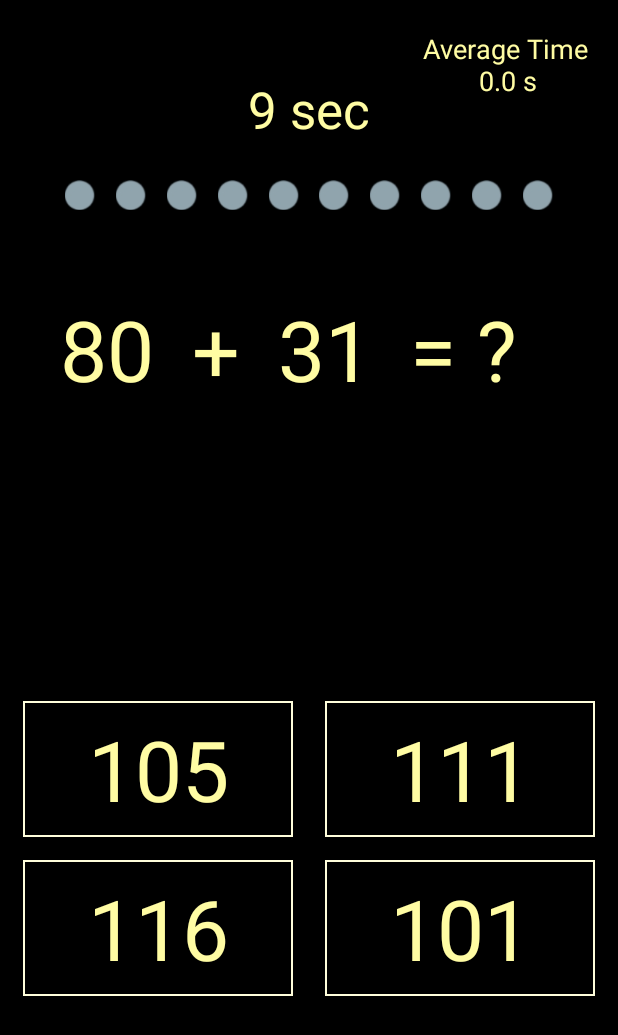
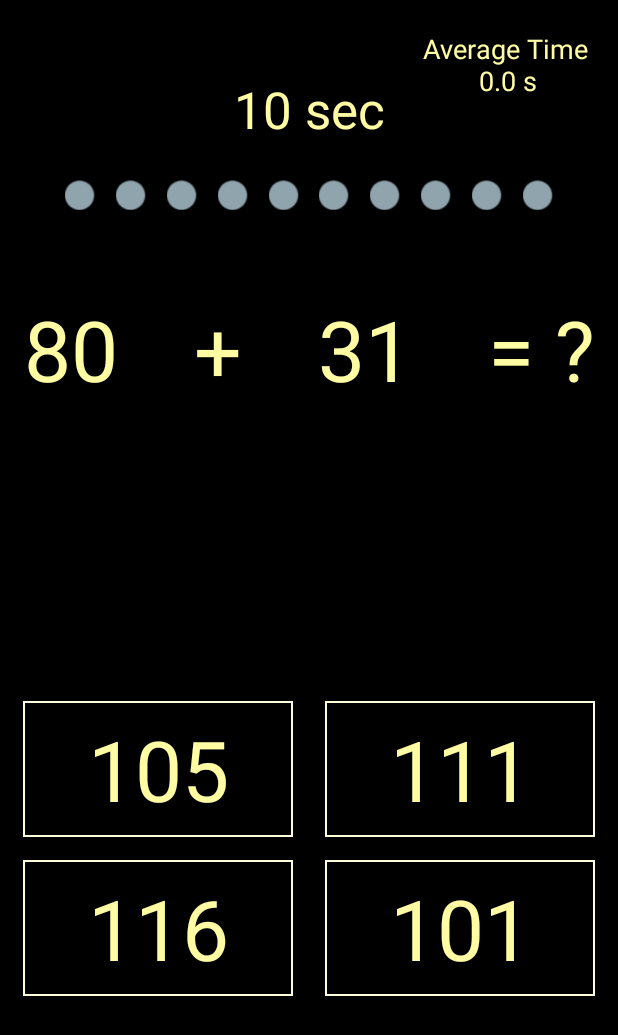
Before and after one commit to atomic0x90/Mere-Creation, an Android app: the Challenge_add screen opened directly, with no data from a screen before it, on a phone screen of 412 x 824 dp. Shown: the top 1035 px of the screen. Run offline under Robolectric (Android 15) with nearby library versions, the phone set to English and light mode, and no system bars; our stand-ins replace AdMob; 20 statements that could not run were skipped.

Commit message:
Test admob banner, reward

```diff
--- a/android/MathGame/app/src/main/java/atomic0x90/github/io/mathgame/Challenge_add.java
+++ b/android/MathGame/app/src/main/java/atomic0x90/github/io/mathgame/Challenge_add.java
@@ -14,6 +14,10 @@ import android.widget.TextView;
 import android.widget.Toast;
 
 
+import com.google.android.gms.ads.AdRequest;
+import com.google.android.gms.ads.AdView;
+import com.google.android.gms.ads.MobileAds;
+
 import java.util.Locale;
 
 import java.util.Random;
@@ -23,15 +27,25 @@ public class Challenge_add extends AppCompatActivity {
 
     double remainTime;
 
+    //AD
+    private AdView mAdView;
+
     @Override
     protected void onCreate(Bundle savedInstanceState) {
         super.onCreate(savedInstanceState);
         setContentView(R.layout.activity_challenge_add);
 
+        //AD
+
+        mAdView = findViewById(R.id.adView);
+        AdRequest adRequest = new AdRequest.Builder().build();
+        mAdView.loadAd(adRequest);
+
+
 
         final TextView timetextView = (TextView)findViewById(R.id.timeText1);
 
-        final CountDownTimer countDownTimer = new CountDownTimer(10500, 1000) {
+        final CountDownTimer countDownTimer = new CountDownTimer(11000, 1000) {
             public void onTick(long millisUntilFinished) {
                 remainTime = millisUntilFinished/1000L;
                 timetextView.setText(String.format(Locale.getDefault(), "%d sec", millisUntilFinished / 1000L));
--- a/android/MathGame/app/src/main/res/layout/activity_challenge_add.xml
+++ b/android/MathGame/app/src/main/res/layout/activity_challenge_add.xml
@@ -90,10 +90,13 @@
         android:layout_marginStart="40dp"
         android:layout_marginLeft="40dp"
         android:layout_marginTop="100dp"
+        android:layout_marginEnd="25dp"
+
+        android:layout_marginRight="25dp"
         android:text="t1"
-
         android:textAppearance="@style/TextAppearance.AppCompat.Display3"
         android:textColor="@color/text"
+        app:layout_constraintEnd_toStartOf="@+id/addPulsText"
         app:layout_constraintStart_toStartOf="parent"
         app:layout_constraintTop_toBottomOf="@+id/timeText1" />
 
@@ -105,9 +108,12 @@
         android:layout_marginLeft="25dp"
         android:layout_marginTop="100dp"
 
+        android:layout_marginEnd="25dp"
+        android:layout_marginRight="25dp"
         android:text="+"
         android:textAppearance="@style/TextAppearance.AppCompat.Display3"
         android:textColor="@color/text"
+        app:layout_constraintEnd_toStartOf="@+id/addproblemText2"
         app:layout_constraintStart_toEndOf="@+id/addproblemText1"
         app:layout_constraintTop_toBottomOf="@+id/timeText1" />
 
@@ -118,10 +124,13 @@
         android:layout_marginStart="25dp"
         android:layout_marginLeft="25dp"
         android:layout_marginTop="100dp"
+        android:layout_marginEnd="25dp"
+        android:layout_marginRight="25dp"
         android:text="t2"
+
         android:textAppearance="@style/TextAppearance.AppCompat.Display3"
         android:textColor="@color/text"
-
+        app:layout_constraintEnd_toStartOf="@+id/addendText"
         app:layout_constraintStart_toEndOf="@+id/addPulsText"
         app:layout_constraintTop_toBottomOf="@+id/timeText1" />
 
@@ -132,11 +141,14 @@
         android:layout_marginStart="25dp"
         android:layout_marginLeft="25dp"
         android:layout_marginTop="100dp"
+        android:layout_marginEnd="40dp"
+        android:layout_marginRight="40dp"
+
         android:text="= ?"
         android:textAppearance="@style/TextAppearance.AppCompat.Display3"
         android:textColor="@color/text"
+        app:layout_constraintEnd_toEndOf="parent"
         app:layout_constraintStart_toEndOf="@+id/addproblemText2"
-
         app:layout_constraintTop_toBottomOf="@+id/timeText1" />
 
     <ImageView
@@ -292,4 +304,16 @@
         app:layout_constraintEnd_toEndOf="parent"
         app:layout_constraintTop_toTopOf="parent" />
 
+    <com.google.android.gms.ads.AdView
+        android:id="@+id/adView"
+        android:layout_width="wrap_content"
+        android:layout_height="wrap_content"
+        app:layout_constraintBottom_toBottomOf="parent"
+        app:layout_constraintEnd_toEndOf="parent"
+        app:layout_constraintStart_toStartOf="parent"
+
+        app:adSize="SMART_BANNER"
+        app:adUnitId="ca-app-pub-3940256099942544/6300978111"
+        />
+
 </androidx.constraintlayout.widget.ConstraintLayout>
```
Also changed, not shown: android/MathGame/app/src/main/AndroidManifest.xml (+12 -1 lines), android/MathGame/app/src/main/java/atomic0x90/github/io/mathgame/CustomDialog.java (+111 -3 lines), android/MathGame/app/src/main/java/atomic0x90/github/io/mathgame/MainActivity.java (+21 -2 lines), android/MathGame/app/src/main/res/layout/activity_main.xml (+67 -66 lines).
